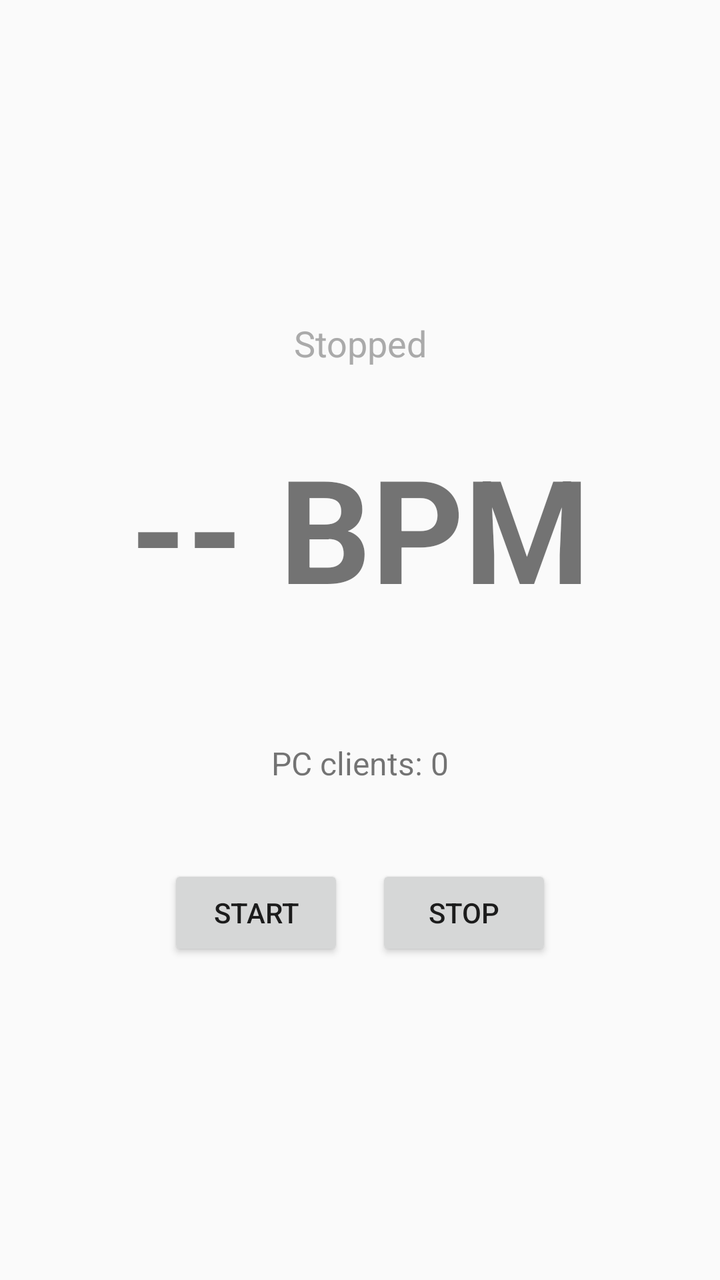
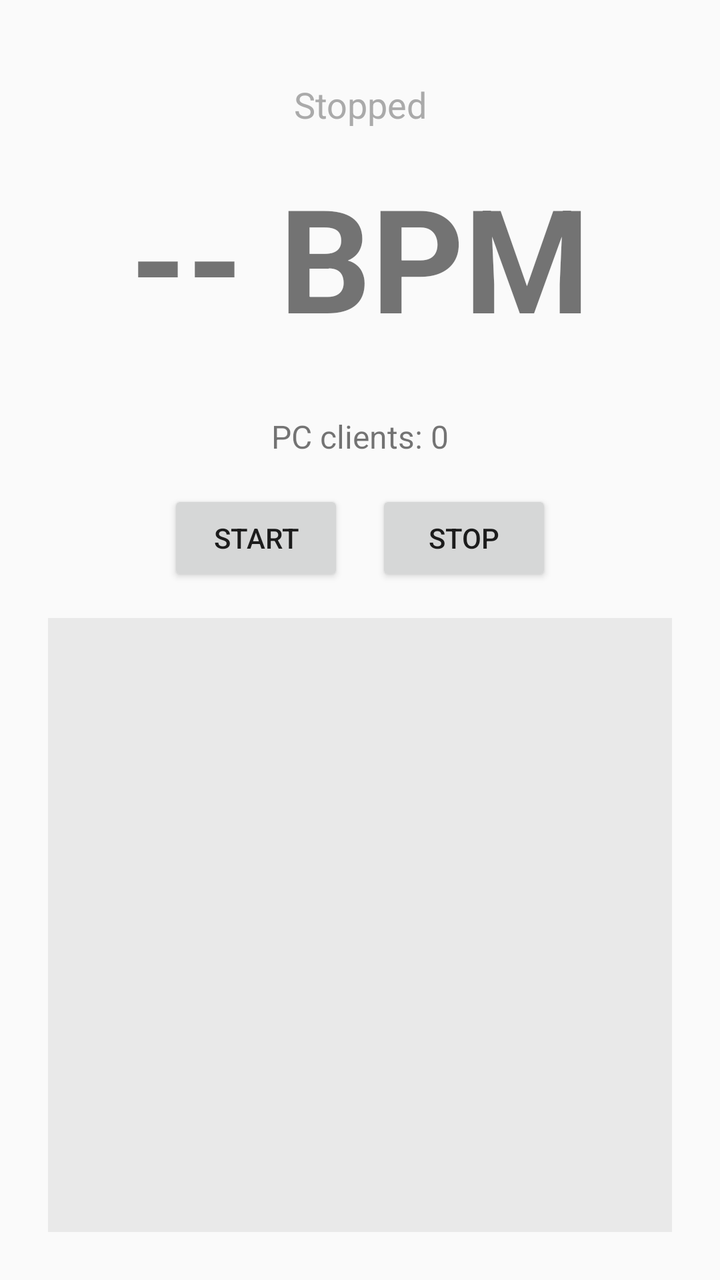

Screens rendered from an Android XML layout before and after an edit, with the pre-edit source and the edit as a unified diff.
<!-- AndroidManifest.xml: application theme Theme.AppCompat.Light.DarkActionBar -->
<!-- res/layout/activity_main.xml -->
<?xml version="1.0" encoding="utf-8"?>
<LinearLayout xmlns:android="http://schemas.android.com/apk/res/android"
    android:layout_width="match_parent"
    android:layout_height="match_parent"
    android:orientation="vertical"
    android:gravity="center"
    android:padding="32dp">

    <TextView
        android:id="@+id/tvStatus"
        android:layout_width="wrap_content"
        android:layout_height="wrap_content"
        android:text="Stopped"
        android:textSize="18sp"
        android:textColor="@android:color/darker_gray"
        android:gravity="center"
        android:layout_marginBottom="32dp" />

    <TextView
        android:id="@+id/tvHr"
        android:layout_width="wrap_content"
        android:layout_height="wrap_content"
        android:text="-- BPM"
        android:textSize="72sp"
        android:textStyle="bold"
        android:layout_marginBottom="32dp" />

    <TextView
        android:id="@+id/tvWsPort"
        android:layout_width="wrap_content"
        android:layout_height="wrap_content"
        android:textSize="14sp"
        android:textColor="@android:color/darker_gray"
        android:layout_marginBottom="8dp" />

    <TextView
        android:id="@+id/tvClients"
        android:layout_width="wrap_content"
        android:layout_height="wrap_content"
        android:text="PC clients: 0"
        android:textSize="16sp"
        android:layout_marginBottom="40dp" />

    <LinearLayout
        android:layout_width="wrap_content"
        android:layout_height="wrap_content"
        android:orientation="horizontal">

        <Button
            android:id="@+id/btnStart"
            android:layout_width="wrap_content"
            android:layout_height="wrap_content"
            android:text="Start"
            android:layout_marginEnd="16dp" />

        <Button
            android:id="@+id/btnStop"
            android:layout_width="wrap_content"
            android:layout_height="wrap_content"
            android:text="Stop" />

    </LinearLayout>

</LinearLayout>
<!-- resources referenced by this layout -->
<resources>

</resources>

<!-- the commit's change to res/layout/activity_main.xml (unified diff, before → after) -->
@@ -3,8 +3,8 @@
     android:layout_width="match_parent"
     android:layout_height="match_parent"
     android:orientation="vertical"
-    android:gravity="center"
-    android:padding="32dp">
+    android:gravity="top|center_horizontal"
+    android:padding="24dp">
 
     <TextView
         android:id="@+id/tvStatus"
@@ -14,7 +14,7 @@
         android:textSize="18sp"
         android:textColor="@android:color/darker_gray"
         android:gravity="center"
-        android:layout_marginBottom="32dp" />
+        android:layout_marginTop="16dp" />
 
     <TextView
         android:id="@+id/tvHr"
@@ -23,7 +23,7 @@
         android:text="-- BPM"
         android:textSize="72sp"
         android:textStyle="bold"
-        android:layout_marginBottom="32dp" />
+        android:layout_marginTop="16dp" />
 
     <TextView
         android:id="@+id/tvWsPort"
@@ -31,7 +31,7 @@
         android:layout_height="wrap_content"
         android:textSize="14sp"
         android:textColor="@android:color/darker_gray"
-        android:layout_marginBottom="8dp" />
+        android:layout_marginTop="8dp" />
 
     <TextView
         android:id="@+id/tvClients"
@@ -39,12 +39,13 @@
         android:layout_height="wrap_content"
         android:text="PC clients: 0"
         android:textSize="16sp"
-        android:layout_marginBottom="40dp" />
+        android:layout_marginTop="4dp" />
 
     <LinearLayout
         android:layout_width="wrap_content"
         android:layout_height="wrap_content"
-        android:orientation="horizontal">
+        android:orientation="horizontal"
+        android:layout_marginTop="16dp">
 
         <Button
             android:id="@+id/btnStart"
@@ -61,4 +62,24 @@
 
     </LinearLayout>
 
+    <ScrollView
+        android:layout_width="match_parent"
+        android:layout_height="0dp"
+        android:layout_weight="1"
+        android:layout_marginTop="16dp"
+        android:background="#11000000">
+
+        <TextView
+            android:id="@+id/tvLog"
+            android:layout_width="match_parent"
+            android:layout_height="wrap_content"
+            android:textSize="11sp"
+            android:fontFamily="monospace"
+            android:textIsSelectable="true"
+            android:textColor="#333333"
+            android:padding="8dp"
+            android:text="" />
+
+    </ScrollView>
+
 </LinearLayout>
